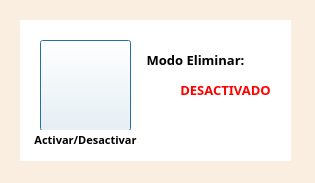
Before: the Qt Designer form funciones/eliminacion/EliminacionV3_dialog_base.ui in gerardoros/CartograficoQgisPlugin, drawn with Qt 5.
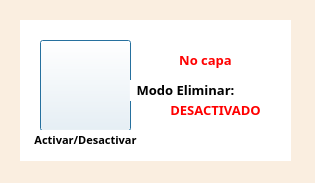
After: the same form once the commit is applied. Icons and pictures are not drawn.

```diff
--- a/funciones/eliminacion/EliminacionV3_dialog_base.ui
+++ b/funciones/eliminacion/EliminacionV3_dialog_base.ui
@@ -47,8 +47,8 @@
    <widget class="QLabel" name="labelStatus">
     <property name="geometry">
      <rect>
-      <x>150</x>
-      <y>60</y>
+      <x>140</x>
+      <y>80</y>
       <width>111</width>
       <height>21</height>
      </rect>
@@ -123,8 +123,8 @@
    <widget class="QLabel" name="labelStatus_3">
     <property name="geometry">
      <rect>
-      <x>120</x>
-      <y>30</y>
+      <x>110</x>
+      <y>60</y>
       <width>111</width>
       <height>21</height>
      </rect>
@@ -145,6 +145,31 @@
      <string>&lt;html&gt;&lt;head/&gt;&lt;body&gt;&lt;p align=&quot;center&quot;&gt;&lt;span style=&quot; font-weight:600;&quot;&gt;Modo Eliminar:&lt;/span&gt;&lt;/p&gt;&lt;/body&gt;&lt;/html&gt;</string>
     </property>
    </widget>
+   <widget class="QLabel" name="labelCapa">
+    <property name="geometry">
+     <rect>
+      <x>130</x>
+      <y>30</y>
+      <width>111</width>
+      <height>21</height>
+     </rect>
+    </property>
+    <property name="font">
+     <font>
+      <family>Century Gothic</family>
+      <pointsize>10</pointsize>
+      <weight>75</weight>
+      <italic>false</italic>
+      <bold>true</bold>
+     </font>
+    </property>
+    <property name="styleSheet">
+     <string notr="true">color: rgb(255, 0, 0)</string>
+    </property>
+    <property name="text">
+     <string>&lt;html&gt;&lt;head/&gt;&lt;body&gt;&lt;p align=&quot;center&quot;&gt;No capa&lt;/p&gt;&lt;/body&gt;&lt;/html&gt;</string>
+    </property>
+   </widget>
   </widget>
  </widget>
  <resources/>
```
